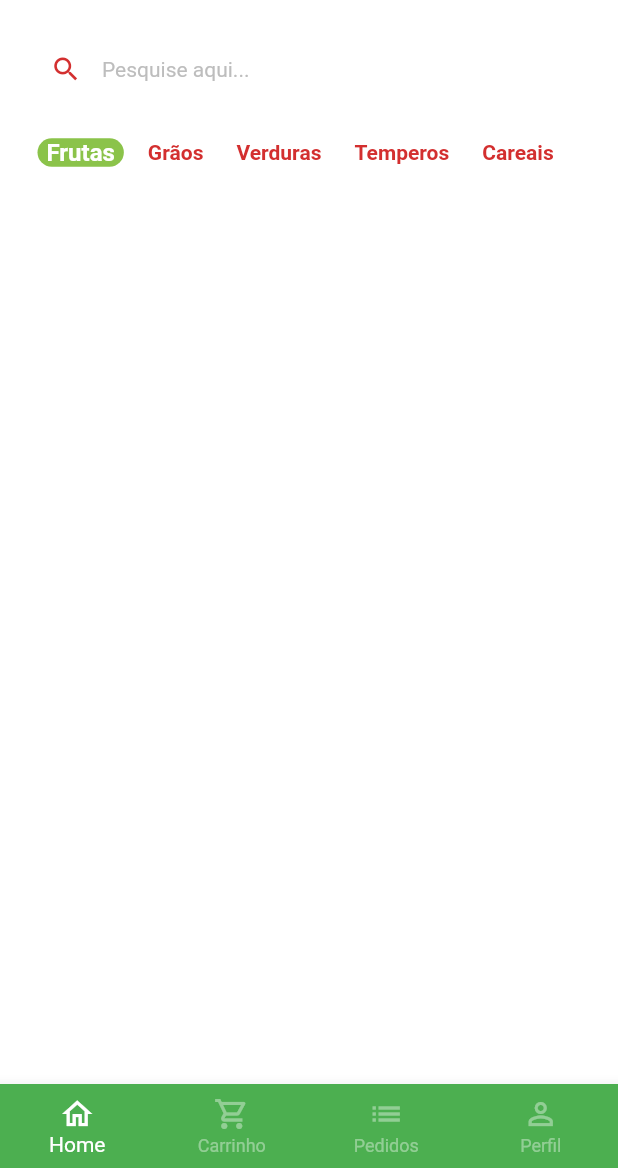
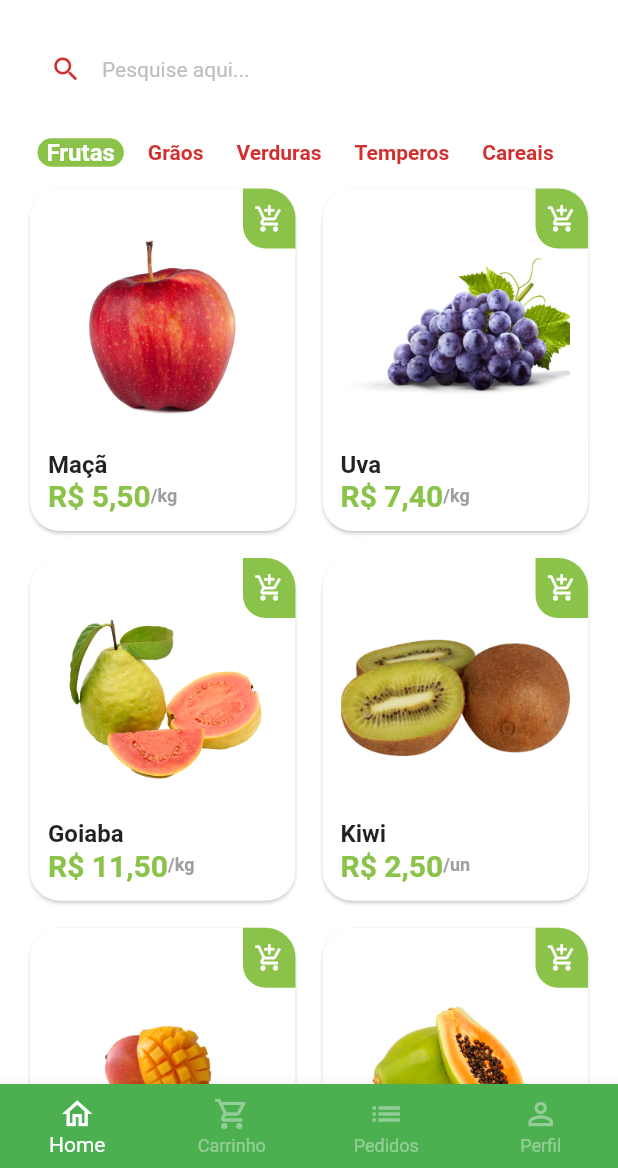
Before and after one commit to ldantascruz/greengrocer, a Flutter app: the BaseScreen screen opened directly, on a phone screen of 412 x 824 dp, the part 68-1236 px from its top. Run offline on Flutter 3.47's test engine with Material 2 defaults, Android fonts, the light colour scheme and no system bars; drawn by our look-alikes of badges; our stand-ins replace animated_text_kit, mask_text_input_formatter.

Commit message:
upgrade homeScreen & create screen productDetails

```diff
--- /dev/null
+++ b/lib/src/config/app_data.dart
@@ -0,0 +1,74 @@
+import 'package:greengrocer/src/models/item_model.dart';
+
+ItemModel apple = ItemModel(
+  description:
+      'A melhor maçã da região e que conta com o melhor preço de qualquer quitanda. Este item conta com vitaminas essenciais para o fortalecimento corporal, resultando em uma vida saudável.',
+  imgUrl: 'assets/fruits/apple.png',
+  itemName: 'Maçã',
+  price: 5.5,
+  unit: 'kg',
+);
+
+ItemModel grape = ItemModel(
+  imgUrl: 'assets/fruits/grape.png',
+  itemName: 'Uva',
+  price: 7.4,
+  unit: 'kg',
+  description:
+      'A melhor uva da região e que conta com o melhor preço de qualquer quitanda. Este item conta com vitaminas essenciais para o fortalecimento corporal, resultando em uma vida saudável.',
+);
+
+ItemModel guava = ItemModel(
+  imgUrl: 'assets/fruits/guava.png',
+  itemName: 'Goiaba',
+  price: 11.5,
+  unit: 'kg',
+  description:
+      'A melhor goiaba da região e que conta com o melhor preço de qualquer quitanda. Este item conta com vitaminas essenciais para o fortalecimento corporal, resultando em uma vida saudável.',
+);
+
+ItemModel kiwi = ItemModel(
+  imgUrl: 'assets/fruits/kiwi.png',
+  itemName: 'Kiwi',
+  price: 2.5,
+  unit: 'un',
+  description:
+      'O melhor kiwi da região e que conta com o melhor preço de qualquer quitanda. Este item conta com vitaminas essenciais para o fortalecimento corporal, resultando em uma vida saudável.',
+);
+
+ItemModel mango = ItemModel(
+  imgUrl: 'assets/fruits/mango.png',
+  itemName: 'Manga',
+  price: 2.5,
+  unit: 'un',
+  description:
+      'A melhor manga da região e que conta com o melhor preço de qualquer quitanda. Este item conta com vitaminas essenciais para o fortalecimento corporal, resultando em uma vida saudável.',
+);
+
+ItemModel papaya = ItemModel(
+  imgUrl: 'assets/fruits/papaya.png',
+  itemName: 'Mamão papaya',
+  price: 8,
+  unit: 'kg',
+  description:
+      'O melhor mamão da região e que conta com o melhor preço de qualquer quitanda. Este item conta com vitaminas essenciais para o fortalecimento corporal, resultando em uma vida saudável.',
+);
+
+// Lista de produtos
+List<ItemModel> items = [
+  apple,
+  grape,
+  guava,
+  kiwi,
+  mango,
+  papaya,
+];
+
+// Lista de Categorias
+List<String> categories = [
+  'Frutas',
+  'Grãos',
+  'Verduras',
+  'Temperos',
+  'Careais',
+];
--- a/lib/src/models/item_model.dart
+++ b/lib/src/models/item_model.dart
@@ -1,9 +1,8 @@
-// ignore_for_file: public_member_api_docs, sort_constructors_first
 class ItemModel {
   String itemName;
   String imgUrl;
   String unit;
-  String price;
+  double price;
   String description;
 
   ItemModel({
--- a/lib/src/pages/base/base_screen.dart
+++ b/lib/src/pages/base/base_screen.dart
@@ -19,7 +19,7 @@ class _BaseScreenState extends State<BaseScreen> {
         physics: const NeverScrollableScrollPhysics(),
         controller: pageController,
         children: [
-          HomeTab(),
+          const HomeTab(),
           Container(
             color: Colors.yellow,
           ),
--- /dev/null
+++ b/lib/src/pages/home/components/item_tile.dart
@@ -0,0 +1,118 @@
+import 'package:flutter/material.dart';
+import 'package:greengrocer/src/config/custom_colors.dart';
+import 'package:greengrocer/src/models/item_model.dart';
+import 'package:greengrocer/src/pages/product/product_screen.dart';
+import 'package:greengrocer/src/services/utils_services.dart';
+
+class ItemTile extends StatelessWidget {
+  final ItemModel item;
+
+  ItemTile({
+    Key? key,
+    required this.item,
+  }) : super(key: key);
+
+  final UtilsServices utilsServices = UtilsServices();
+
+  @override
+  Widget build(BuildContext context) {
+    return Stack(
+      children: [
+        // Conteúdo
+        GestureDetector(
+          onTap: () {
+            Navigator.of(context).push(
+              MaterialPageRoute(
+                builder: ((context) {
+                  return ProductScreen(
+                    item: item,
+                  );
+                }),
+              ),
+            );
+          },
+          child: Card(
+            elevation: 1,
+            shadowColor: Colors.grey.shade300,
+            shape: RoundedRectangleBorder(
+              borderRadius: BorderRadius.circular(20),
+            ),
+            child: Padding(
+              padding: const EdgeInsets.all(12),
+              child: Column(
+                crossAxisAlignment: CrossAxisAlignment.stretch,
+                children: [
+                  // Imagem
+                  Expanded(
+                    child: Hero(
+                      tag: item.imgUrl,
+                      child: Image.asset(
+                        item.imgUrl,
+                      ),
+                    ),
+                  ),
+
+                  // Nome
+                  Text(
+                    item.itemName,
+                    style: const TextStyle(
+                      fontSize: 16,
+                      fontWeight: FontWeight.bold,
+                    ),
+                  ),
+
+                  // Preço - R$
+                  Row(
+                    children: [
+                      Text(
+                        utilsServices.priceToCurrency(item.price),
+                        style: TextStyle(
+                          fontWeight: FontWeight.bold,
+                          fontSize: 20,
+                          color: CustomColors.customSwatchColor,
+                        ),
+                      ),
+                      Text(
+                        '/${item.unit}',
+                        style: TextStyle(
+                          color: Colors.grey.shade500,
+                          fontWeight: FontWeight.bold,
+                          fontSize: 12,
+                        ),
+                      ),
+                    ],
+                  )
+                ],
+              ),
+            ),
+          ),
+        ),
+
+        // Botão de adicionar ao carrinho
+        Positioned(
+          top: 4,
+          right: 4,
+          child: GestureDetector(
+            onTap: () {},
+            child: Container(
+              decoration: BoxDecoration(
+                color: CustomColors.customSwatchColor,
+                borderRadius: const BorderRadius.only(
+                  bottomLeft: Radius.circular(15),
+                  topRight: Radius.circular(20),
+                ),
+              ),
+              height: 40,
+              width: 35,
+              child: const Icon(
+                Icons.add_shopping_cart_outlined,
+                color: Colors.white,
+                size: 20,
+              ),
+            ),
+          ),
+        ),
+      ],
+    );
+  }
+}
--- a/lib/src/pages/home/home_tab.dart
+++ b/lib/src/pages/home/home_tab.dart
@@ -2,23 +2,17 @@ import 'package:badges/badges.dart';
 import 'package:flutter/material.dart';
 import 'package:greengrocer/src/config/custom_colors.dart';
 import 'package:greengrocer/src/pages/home/components/category_tile.dart';
+import 'package:greengrocer/src/config/app_data.dart' as appData;
+import 'package:greengrocer/src/pages/home/components/item_tile.dart';
 
 class HomeTab extends StatefulWidget {
-  HomeTab({Key? key}) : super(key: key);
+  const HomeTab({Key? key}) : super(key: key);
 
   @override
   State<HomeTab> createState() => _HomeTabState();
 }
 
 class _HomeTabState extends State<HomeTab> {
-  List<String> categories = [
-    'Frutas',
-    'Grãos',
-    'Verduras',
-    'Temperos',
-    'Careais',
-  ];
-
   String selectCategory = 'Frutas';
 
   @override
@@ -118,21 +112,38 @@ class _HomeTabState extends State<HomeTab> {
                 return CategoryTile(
                   onPressed: () {
                     setState(() {
-                      selectCategory = categories[index];
+                      selectCategory = appData.categories[index];
                     });
                   },
-                  category: categories[index],
-                  isSelected: categories[index] == selectCategory,
+                  category: appData.categories[index],
+                  isSelected: appData.categories[index] == selectCategory,
                 );
               },
               separatorBuilder: (_, index) => const SizedBox(width: 10),
-              itemCount: categories.length,
+              itemCount: appData.categories.length,
             ),
-          )
+          ),
+          //Grid
+          Expanded(
+            child: GridView.builder(
+              padding: const EdgeInsets.fromLTRB(16, 0, 16, 16),
+              physics: const BouncingScrollPhysics(),
+              gridDelegate: const SliverGridDelegateWithFixedCrossAxisCount(
+                crossAxisCount: 2,
+                mainAxisSpacing: 10,
+                crossAxisSpacing: 10,
+                childAspectRatio: 9 / 11.5,
+              ),
+              itemCount: appData.items.length,
+              itemBuilder: (_, index) {
+                return ItemTile(
+                  item: appData.items[index],
+                );
+              },
+            ),
+          ),
         ],
       ),
-
-      //Grid
     );
   }
 }
--- /dev/null
+++ b/lib/src/services/utils_services.dart
@@ -0,0 +1,11 @@
+import 'package:intl/intl.dart';
+
+class UtilsServices {
+  // R$ valor
+
+  String priceToCurrency(double price) {
+    NumberFormat numberFormat = NumberFormat.simpleCurrency(locale: 'pt_BR');
+
+    return numberFormat.format(price);
+  }
+}
--- a/pubspec.yaml
+++ b/pubspec.yaml
@@ -37,6 +37,7 @@ dependencies:
   animated_text_kit: ^4.2.1
   mask_text_input_formatter: ^2.0.0
   badges: ^2.0.1
+  intl: ^0.17.0
 
 dev_dependencies:
   flutter_test:
@@ -61,9 +62,8 @@ flutter:
   uses-material-design: true
 
   # To add assets to your application, add an assets section, like this:
-  # assets:
-  #   - images/a_dot_burr.jpeg
-  #   - images/a_dot_ham.jpeg
+  assets:
+    - assets/fruits/
 
   # An image asset can refer to one or more resolution-specific "variants", see
   # https://flutter.dev/assets-and-images/#resolution-aware
```
Also changed, not shown: lib/src/pages/common_widgets/quantity_widget.dart (added, +100 -0 lines), lib/src/pages/product/product_screen.dart (added, +159 -0 lines), pubspec.lock.
